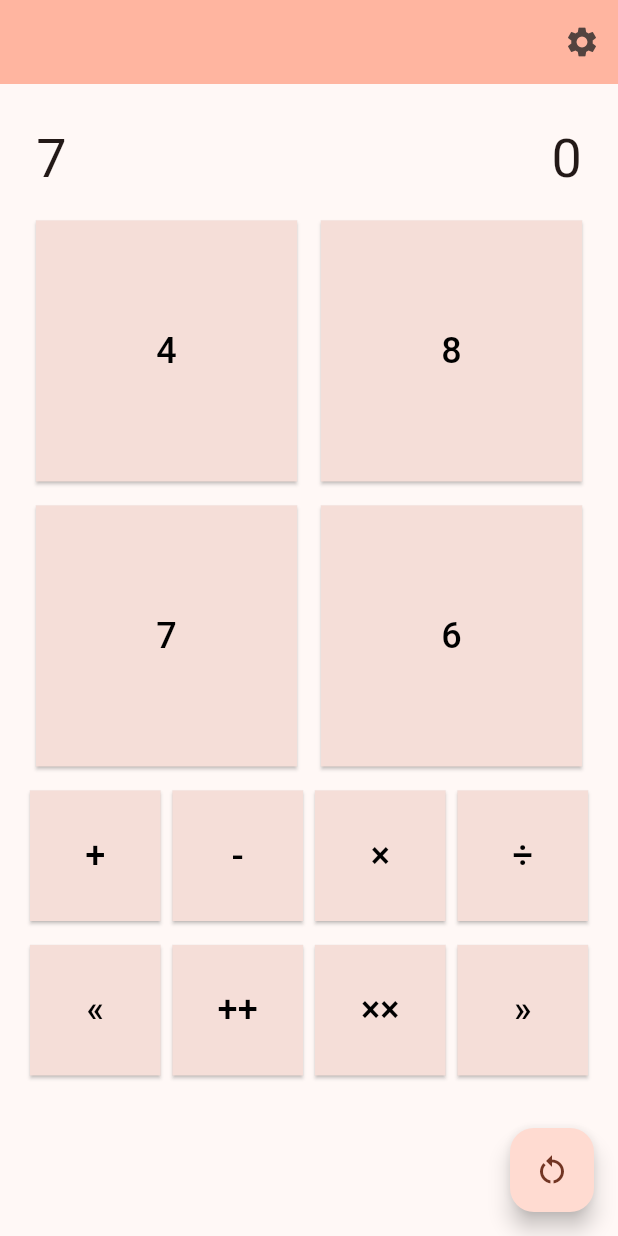
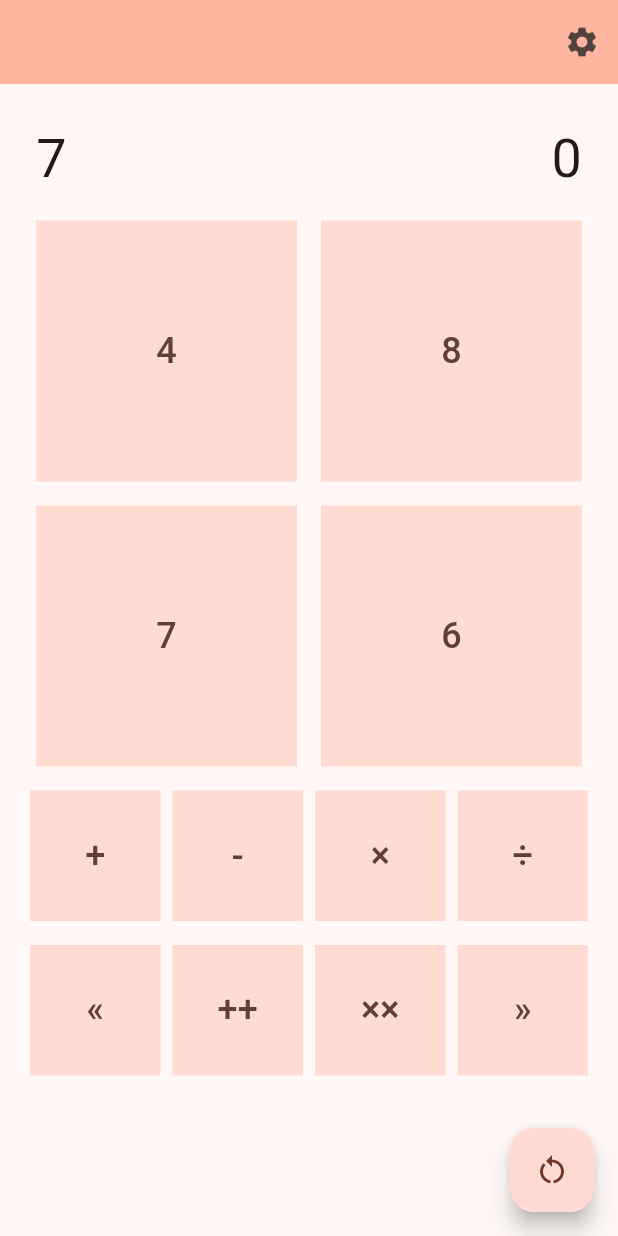
Before and after one commit to misprit7/twentyfour, a Flutter app: the screen it shows after launch, on a phone screen of 412 x 824 dp. Run offline on Flutter 3.47's test engine with Material 2 defaults, Android fonts, the light colour scheme and no system bars; our stand-ins replace shared_preferences.

Commit message:
Fixed button colors

```diff
--- a/lib/main.dart
+++ b/lib/main.dart
@@ -86,6 +86,13 @@ class _MyAppState extends State<MyApp> {
       );
 ;
     });
+  }
+
+  @override
+  void initState(){
+    super.initState();
+    Settings s = readSettings(widget.appSettings);
+    _changeTheme(s.darkMode);
   }
 
   @override
@@ -424,27 +431,39 @@ class CustomButton extends StatefulWidget {
 class _CustomButtonState extends State<CustomButton> {
   @override
   Widget build(BuildContext context) {
-    final primaryColor = widget.isActive ? Colors.blue : Theme.of(context).colorScheme.surfaceVariant;
-    final textColor = widget.isActive ? Colors.white : Colors.black;
 
     return Container(
       width: widget.size,
       height: widget.size,
-      child: ElevatedButton(
+      child: widget.isActive ? FilledButton(
         onPressed: widget.onPressed,
         style: ElevatedButton.styleFrom(
-          padding: EdgeInsets.all(0),
+          padding: const EdgeInsets.all(0),
           shape: RoundedRectangleBorder(
             borderRadius: BorderRadius.circular(0),
           ),
-          primary: primaryColor,
         ),
         child: Center(
           child: Text(
             widget.label,
-            style: TextStyle(
+            style: const TextStyle(
               fontSize: 24.0,
-              color: textColor,
+            ),
+          ),
+        ),
+      ) : FilledButton.tonal(
+        onPressed: widget.onPressed,
+        style: ElevatedButton.styleFrom(
+          padding: const EdgeInsets.all(0),
+          shape: RoundedRectangleBorder(
+            borderRadius: BorderRadius.circular(0),
+          ),
+        ),
+        child: Center(
+          child: Text(
+            widget.label,
+            style: const TextStyle(
+              fontSize: 24.0,
             ),
           ),
         ),
```
